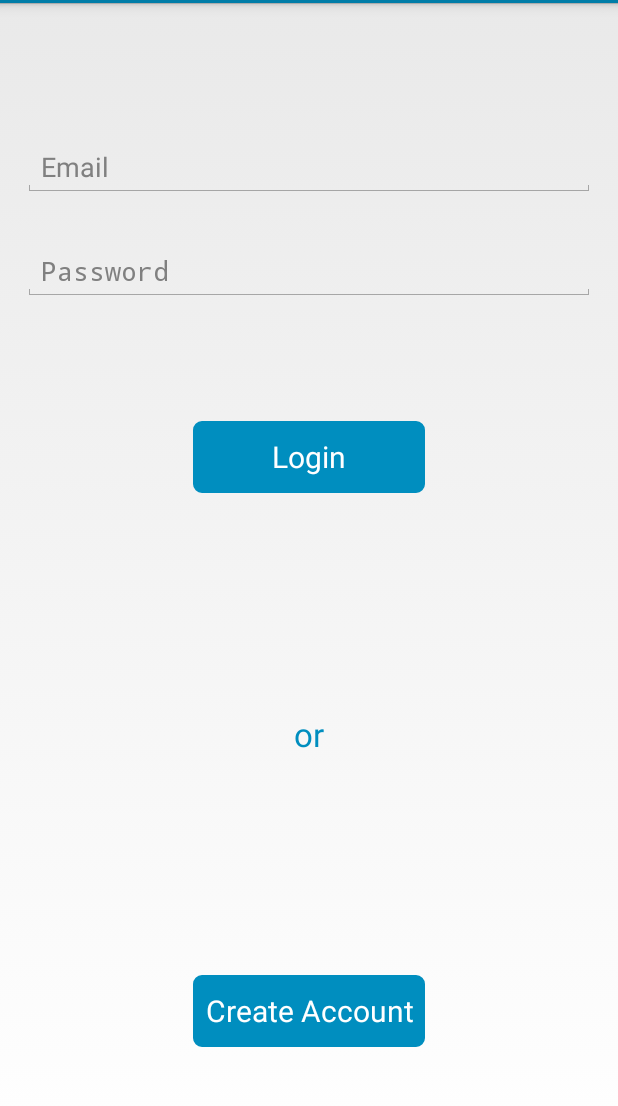
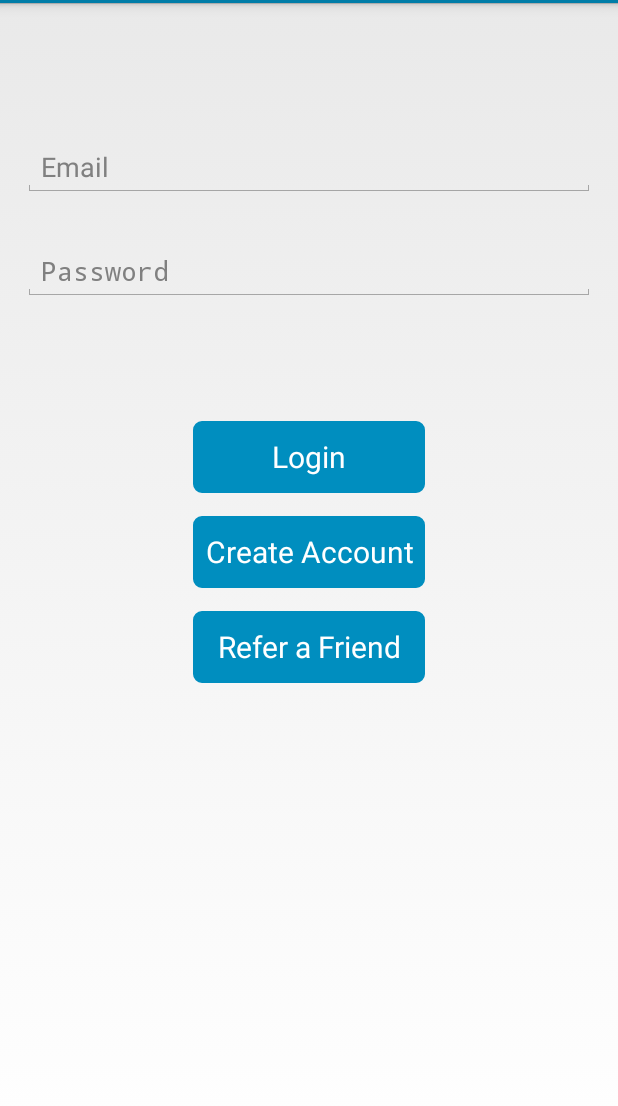
Before and after one commit to RudolfMedia/OmegaCleaning, an Android app: the fragment MyAccountFragment shown on its own in the app's theme, on a phone screen of 412 x 824 dp, the part 69-1175 px from its top. Run offline under Robolectric (Android 15) with nearby library versions, the phone set to English and light mode, and no system bars.

Commit message:
added email intent for referral button, need subject and body

```diff
--- a/app/src/main/java/com/rudolfmedia/danrudolf/omegacleaning/MainActivity.java
+++ b/app/src/main/java/com/rudolfmedia/danrudolf/omegacleaning/MainActivity.java
@@ -119,17 +119,15 @@ public class MainActivity extends Activity implements ActionBar.TabListener {
 	protected void onResume() {
 		super.onResume();
 
-		if (this.mSectionsPagerAdapter == null){
-
-			// Create the adapter that will return a fragment for each of the
-			// primary sections of the activity.
-			mSectionsPagerAdapter = new SectionsPagerAdapter(this, getFragmentManager());
-
-			// Set up the ViewPager with the sections adapter.
-			mViewPager = (ViewPager) findViewById(R.id.pager);
-			mViewPager.setAdapter(mSectionsPagerAdapter);
-
-
-		}
+//		if (this.mSectionsPagerAdapter == null){
+//
+//			// Create the adapter that will return a fragment for each of the
+//			mSectionsPagerAdapter = new SectionsPagerAdapter(this, getFragmentManager());
+//
+//			// Set up the ViewPager with the sections adapter.
+//			mViewPager = (ViewPager) findViewById(R.id.pager);
+//			mViewPager.setAdapter(mSectionsPagerAdapter);
+//
+//		}
 	}
 }
--- a/app/src/main/java/com/rudolfmedia/danrudolf/omegacleaning/MyAccountFragment.java
+++ b/app/src/main/java/com/rudolfmedia/danrudolf/omegacleaning/MyAccountFragment.java
@@ -3,6 +3,7 @@ package com.rudolfmedia.danrudolf.omegacleaning;
 import android.app.Fragment;
 import android.app.FragmentManager;
 import android.app.FragmentTransaction;
+import android.content.Intent;
 import android.os.Bundle;
 import android.view.Gravity;
 import android.view.LayoutInflater;
@@ -46,6 +47,7 @@ public class MyAccountFragment extends Fragment{
 			}
 
 		});
+
 
 		Button loginButtom = (Button) rootView.findViewById(R.id.login);
 		final TextView loginName = (TextView) rootView.findViewById(R.id.enterEmail);
@@ -124,6 +126,20 @@ public class MyAccountFragment extends Fragment{
 			}
 		});
 
+		Button referFriend = (Button) rootView.findViewById(R.id.refer);
+		referFriend.setOnClickListener(new View.OnClickListener() {
+			@Override
+			public void onClick(View view) {
+
+				Intent referEmail = new Intent(Intent.ACTION_SEND);
+				referEmail.setType("plain/text");
+				referEmail.putExtra(android.content.Intent.EXTRA_SUBJECT, "Referral From Omega Cleaning");
+				referEmail.putExtra(android.content.Intent.EXTRA_TEXT,
+						"Hello,\n Thanks!");
+				startActivity(Intent.createChooser(referEmail, "Contact Friend With"));
+			}
+		});
+
 		return rootView;
 	}
 }
--- a/app/src/main/java/com/rudolfmedia/danrudolf/omegacleaning/SectionsPagerAdapter.java
+++ b/app/src/main/java/com/rudolfmedia/danrudolf/omegacleaning/SectionsPagerAdapter.java
@@ -7,7 +7,7 @@ package com.rudolfmedia.danrudolf.omegacleaning;
 import android.app.Fragment;
 import android.app.FragmentManager;
 import android.content.Context;
-import android.support.v13.app.FragmentPagerAdapter;
+import android.os.Parcelable;
 
 import java.util.Locale;
 
@@ -15,7 +15,7 @@ import java.util.Locale;
  * A {@link android.support.v13.app.FragmentPagerAdapter} that returns a fragment corresponding to
  * one of the sections/tabs/pages.
  */
-public class SectionsPagerAdapter extends FragmentPagerAdapter {
+public class SectionsPagerAdapter extends android.support.v13.app.FragmentStatePagerAdapter {
 
 	protected Context mContext;
 
@@ -62,4 +62,10 @@ public class SectionsPagerAdapter extends FragmentPagerAdapter {
 		}
 		return null;
 	}
+
+	@Override
+	public Parcelable saveState()
+	{
+		return null;
+	}
 }
--- a/app/src/main/res/layout/fragment_account.xml
+++ b/app/src/main/res/layout/fragment_account.xml
@@ -39,26 +39,13 @@
         android:layout_alignParentLeft="true"
         android:layout_alignParentStart="true"/>
 
-    <TextView
-        android:layout_width="match_parent"
-        android:layout_height="wrap_content"
-        android:textAppearance="?android:attr/textAppearanceLarge"
-        android:text="or"
-        android:id="@+id/textView"
-        android:gravity="center"
-        android:layout_above="@+id/sign_up"
-        android:layout_alignRight="@+id/login"
-        android:layout_alignEnd="@+id/login"
-        android:textColor="#008ebf"
-        android:layout_below="@+id/login"
-        android:layout_alignLeft="@+id/sign_up"
-        android:layout_alignStart="@+id/sign_up"/>
+
     <Button
         android:layout_width="match_parent"
         android:layout_height="wrap_content"
         android:text="Login"
         android:id="@+id/login"
-        android:layout_toStartOf="@+id/sign_up"
+        android:layout_toleftOf="@+id/sign_up"
         android:layout_marginTop="80dp"
         android:textColor="#ffffff"
         android:background="@drawable/mybutton"
@@ -74,16 +61,32 @@
     <Button
         android:layout_width="wrap_content"
         android:layout_height="wrap_content"
+        android:layout_below="@id/login"
+        android:layout_marginTop="15dp"
         android:text="Create Account"
         android:id="@+id/sign_up"
         android:gravity="center"
         android:background="@drawable/mybutton"
         android:textColor="#ffffff"
         android:textSize="20dp"
-        android:layout_marginBottom="80dp"
         android:padding="8dip"
-        android:layout_alignParentBottom="true"
         android:layout_centerHorizontal="true"/>
+
+    <Button
+        android:layout_width="wrap_content"
+        android:layout_height="wrap_content"
+        android:text="Refer a Friend"
+        android:id="@+id/refer"
+        android:gravity="center"
+        android:layout_below="@+id/sign_up"
+        android:layout_alignLeft="@+id/sign_up"
+        android:layout_alignStart="@+id/sign_up"
+        android:layout_marginTop="15dp"
+        android:background="@drawable/mybutton"
+        android:textColor="#ffffff"
+        android:textSize="20dp"
+        android:layout_alignRight="@+id/sign_up"
+        android:layout_alignEnd="@+id/sign_up"/>
 
 </RelativeLayout>
 
```
